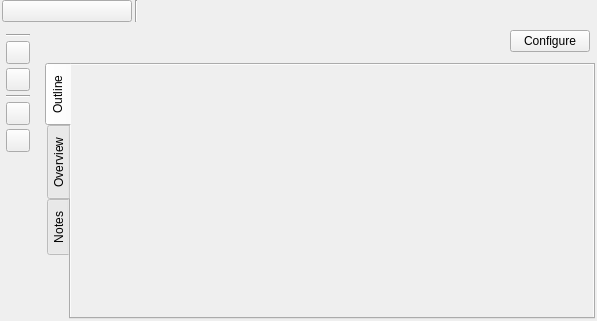
Above: ui/story_structure_settings.ui from zkovari/plotlyst before the change. Below: the same form after it.
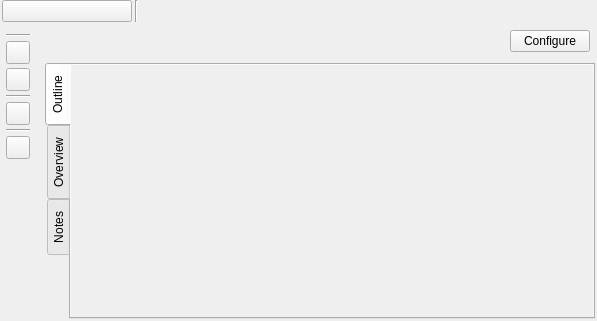
That is the form after the change. Custom widgets are drawn as their Qt base class.

Diff of the .ui file:
```diff
--- a/ui/story_structure_settings.ui
+++ b/ui/story_structure_settings.ui
@@ -163,6 +163,13 @@
           </property>
          </widget>
         </item>
+        <item>
+         <widget class="Line" name="line_3">
+          <property name="orientation">
+           <enum>Qt::Horizontal</enum>
+          </property>
+         </widget>
+        </item>
         <item>
          <widget class="QToolButton" name="btnDelete">
           <property name="cursor">
```
Left out of the diff: 12 changed lines with no effect on the pictures.
